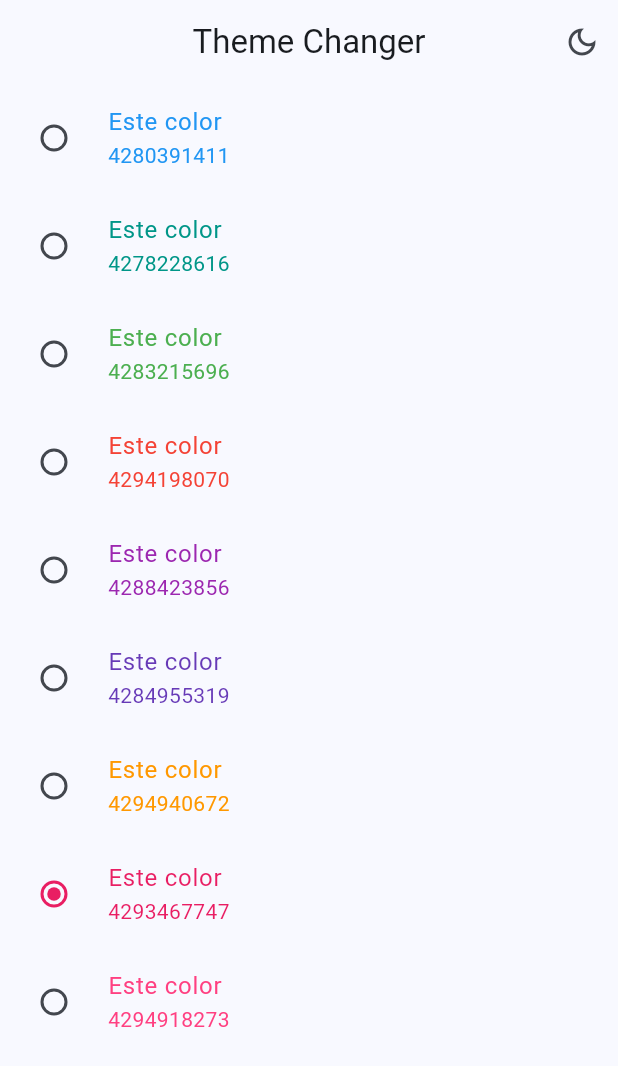
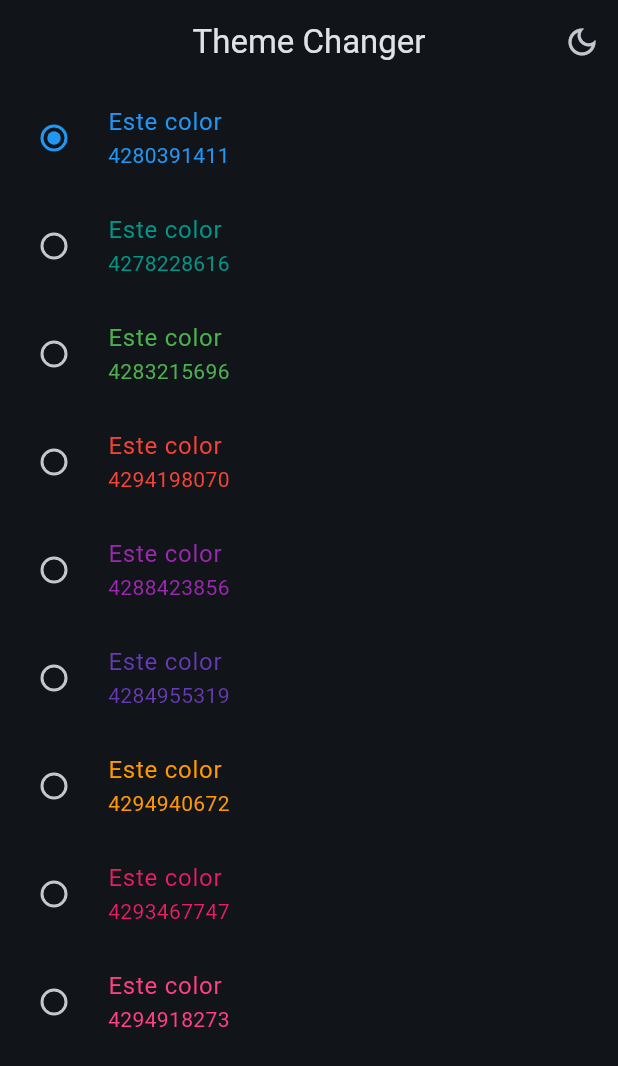
Before and after one commit to LuisPulenta/widgets_app, a Flutter app: the ThemeChangerScreen screen opened by its route, after a tap on the "light mode" icon, on a phone screen of 412 x 824 dp. Shown: the top 1066 px of the screen. Run offline on Flutter 3.47's test engine with Material 2 defaults, Android fonts, the phone set to English and light mode, and no system bars; our stand-ins replace animate_do, flutter_riverpod, go_router.

Commit message:
Video 164

```diff
--- a/lib/config/themes/app_theme.dart
+++ b/lib/config/themes/app_theme.dart
@@ -14,16 +14,23 @@ const colorList = <Color>[
 
 class AppTheme {
   final int selectedColor;
+  final bool isDarkmode;
 
-  AppTheme({this.selectedColor = 0})
+  AppTheme({this.selectedColor = 0, this.isDarkmode = false})
       : assert(selectedColor >= 0, 'El color debe ser mayor o igual a 0'),
         assert(selectedColor < colorList.length,
             'El N° de color debe ser menor a ${colorList.length}');
 
   ThemeData getTheme() => ThemeData(
       useMaterial3: true,
+      brightness: isDarkmode ? Brightness.dark : Brightness.light,
       colorSchemeSeed: colorList[selectedColor],
       appBarTheme: const AppBarTheme(
         centerTitle: true,
       ));
+
+  AppTheme copyWith({int? selectedColor, bool? isDarkmode}) => AppTheme(
+        selectedColor: selectedColor ?? this.selectedColor,
+        isDarkmode: isDarkmode ?? this.isDarkmode,
+      );
 }
--- a/lib/main.dart
+++ b/lib/main.dart
@@ -2,6 +2,7 @@ import 'package:flutter/material.dart';
 import 'package:flutter_riverpod/flutter_riverpod.dart';
 import 'package:widgets_app/config/router/app_router.dart';
 import 'package:widgets_app/config/themes/app_theme.dart';
+import 'package:widgets_app/presentation/providers/theme_provider.dart';
 
 void main() {
   runApp(
@@ -9,16 +10,24 @@ void main() {
   );
 }
 
-class MyApp extends StatelessWidget {
+class MyApp extends ConsumerWidget {
   const MyApp({super.key});
 
   @override
-  Widget build(BuildContext context) {
+  Widget build(BuildContext context, WidgetRef ref) {
+    // final bool isDarkmode = ref.watch(isDarkmodeProvider);
+    // final int selectedColor = ref.watch(selectedColorProvider);
+
+    final AppTheme appTheme = ref.watch(themeNotifierProvider);
+
     return MaterialApp.router(
       routerConfig: appRouter,
       debugShowCheckedModeBanner: false,
-      theme: AppTheme(selectedColor: 0).getTheme(),
+      // theme: AppTheme(selectedColor: selectedColor, isDarkmode: isDarkmode).getTheme(),
+      theme: appTheme.getTheme(),
+
       title: 'Widgets App',
+
       // home: const HomeScreen(),
       // routes: {
       //   '/buttons': (context) => const ButtonsScreen(),
--- a/lib/presentation/providers/theme_provider.dart
+++ b/lib/presentation/providers/theme_provider.dart
@@ -2,6 +2,30 @@ import 'package:flutter/material.dart';
 import 'package:flutter_riverpod/flutter_riverpod.dart';
 import 'package:widgets_app/config/themes/app_theme.dart';
 
+//Un simple booleano
 final isDarkmodeProvider = StateProvider<bool>((ref) => false);
 
+//Listado de colores inmutable
 final colorListProvider = Provider<List<Color>>((ref) => colorList);
+
+//Un simple entero
+final selectedColorProvider = StateProvider<int>((ref) => 0);
+
+//Un objeto de tipo AppTheme
+final themeNotifierProvider = StateNotifierProvider<ThemeNotifier, AppTheme>(
+  (ref) => ThemeNotifier(),
+);
+
+//Controller o Notifier
+class ThemeNotifier extends StateNotifier<AppTheme> {
+  //STATE = Estado =new AppTheme();
+  ThemeNotifier() : super(AppTheme());
+
+  void toggleDarMode() {
+    state = state.copyWith(isDarkmode: !state.isDarkmode);
+  }
+
+  void changeColorIndex(int colorIndex) {
+    state = state.copyWith(selectedColor: colorIndex);
+  }
+}
--- a/lib/presentation/screens/theme_changer/theme_changer_screen.dart
+++ b/lib/presentation/screens/theme_changer/theme_changer_screen.dart
@@ -9,7 +9,7 @@ class ThemeChangerScreen extends ConsumerWidget {
 
   @override
   Widget build(BuildContext context, WidgetRef ref) {
-    final bool isDarkmode = ref.watch(isDarkmodeProvider);
+    final bool isDarkmode = ref.watch(themeNotifierProvider).isDarkmode;
 
     return Scaffold(
       appBar: AppBar(
@@ -21,8 +21,8 @@ class ThemeChangerScreen extends ConsumerWidget {
                   ? const Icon(Icons.dark_mode_outlined)
                   : const Icon(Icons.light_mode_outlined),
               onPressed: () {
-                ref.read(isDarkmodeProvider.notifier).state =
-                    !ref.read(isDarkmodeProvider.notifier).state;
+                //ref.read(isDarkmodeProvider.notifier).state = !ref.read(isDarkmodeProvider.notifier).state;
+                ref.read(themeNotifierProvider.notifier).toggleDarMode();
               }),
         ],
       ),
@@ -39,6 +39,9 @@ class _ThemeChangerView extends ConsumerWidget {
   Widget build(BuildContext context, WidgetRef ref) {
     final List<Color> colors = ref.watch(colorListProvider);
 
+    //final int selectedColor = ref.watch(selectedColorProvider);
+    final int selectedColor = ref.watch(themeNotifierProvider).selectedColor;
+
     return ListView.builder(
       itemCount: colors.length,
       itemBuilder: (context, index) {
@@ -51,9 +54,9 @@ class _ThemeChangerView extends ConsumerWidget {
           subtitle: Text('${color.value}', style: TextStyle(color: color)),
           activeColor: color,
           value: index,
-          groupValue: 7,
+          groupValue: selectedColor,
           onChanged: (value) {
-            //TODO:
+            ref.watch(themeNotifierProvider.notifier).changeColorIndex(index);
           },
         );
       },
```
